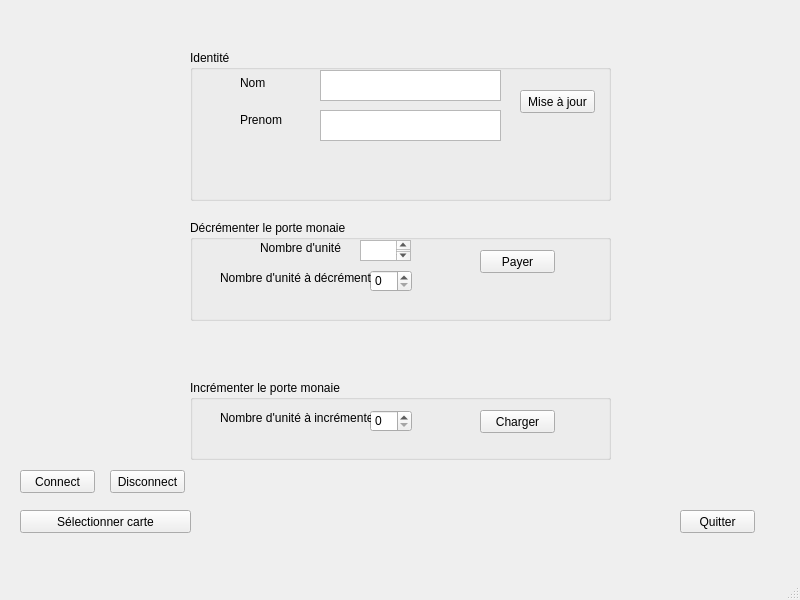
Old version of the form fenetre.ui in the repository aPocholle/CarteSansFils.
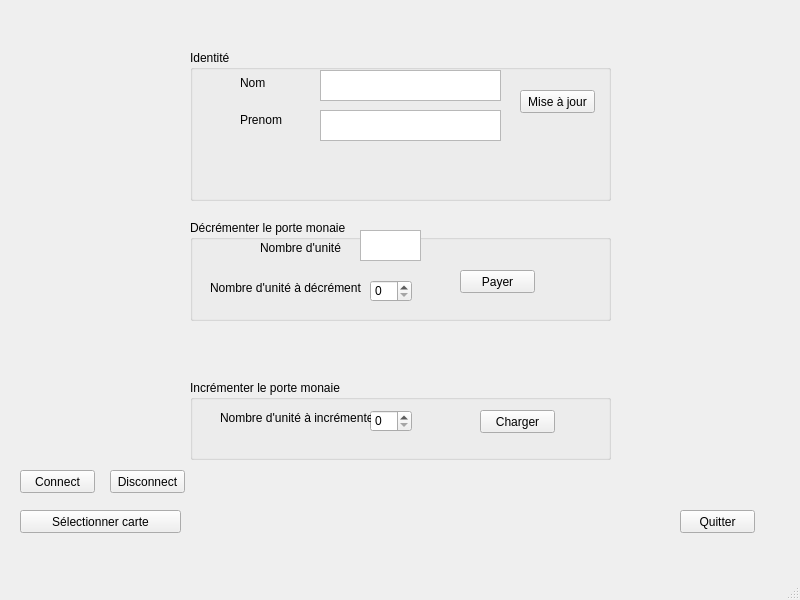
New version of the form.

The edit to the form file:
```diff
--- a/fenetre.ui
+++ b/fenetre.ui
@@ -109,7 +109,7 @@
      <property name="geometry">
       <rect>
        <x>180</x>
-       <y>50</y>
+       <y>60</y>
        <width>42</width>
        <height>22</height>
       </rect>
@@ -118,8 +118,8 @@
     <widget class="QPushButton" name="buton_Payer">
      <property name="geometry">
       <rect>
-       <x>290</x>
-       <y>30</y>
+       <x>270</x>
+       <y>50</y>
        <width>75</width>
        <height>23</height>
       </rect>
@@ -132,11 +132,18 @@
      <property name="geometry">
       <rect>
        <x>170</x>
-       <y>20</y>
-       <width>51</width>
-       <height>21</height>
+       <y>10</y>
+       <width>61</width>
+       <height>31</height>
       </rect>
      </property>
+     <property name="html">
+      <string>&lt;!DOCTYPE HTML PUBLIC &quot;-//W3C//DTD HTML 4.0//EN&quot; &quot;http://www.w3.org/TR/REC-html40/strict.dtd&quot;&gt;
+&lt;html&gt;&lt;head&gt;&lt;meta name=&quot;qrichtext&quot; content=&quot;1&quot; /&gt;&lt;style type=&quot;text/css&quot;&gt;
+p, li { white-space: pre-wrap; }
+&lt;/style&gt;&lt;/head&gt;&lt;body style=&quot; font-family:'MS Shell Dlg 2'; font-size:8.25pt; font-weight:400; font-style:normal;&quot;&gt;
+&lt;p style=&quot;-qt-paragraph-type:empty; margin-top:0px; margin-bottom:0px; margin-left:0px; margin-right:0px; -qt-block-indent:0; text-indent:0px;&quot;&gt;&lt;br /&gt;&lt;/p&gt;&lt;/body&gt;&lt;/html&gt;</string>
+     </property>
     </widget>
     <widget class="QLabel" name="label_3">
      <property name="geometry">
@@ -154,8 +161,8 @@
     <widget class="QLabel" name="label_4">
      <property name="geometry">
       <rect>
-       <x>30</x>
-       <y>50</y>
+       <x>20</x>
+       <y>60</y>
        <width>151</width>
        <height>16</height>
       </rect>
@@ -245,7 +252,7 @@
      <rect>
       <x>20</x>
       <y>510</y>
-      <width>171</width>
+      <width>161</width>
       <height>23</height>
      </rect>
     </property>
```
Left out of the diff: 7 changed lines with no effect on the pictures.
